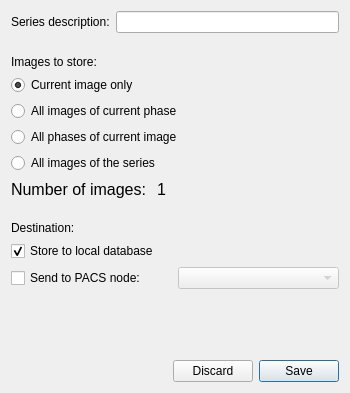
Above: starviewer/src/inputoutput/qexporterbase.ui from starviewer-medical/starviewer before the change. Below: the same form after it.
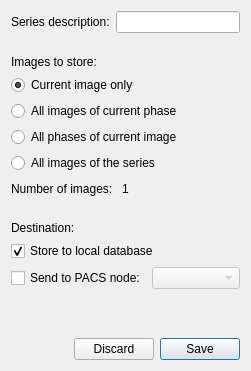
That is the form after the change.

Commit message: BUG: La mida de la lletra era desproporcionada.

The edit to the form file:
```diff
--- a/starviewer/src/inputoutput/qexporterbase.ui
+++ b/starviewer/src/inputoutput/qexporterbase.ui
@@ -6,8 +6,8 @@
    <rect>
     <x>0</x>
     <y>0</y>
-    <width>350</width>
-    <height>393</height>
+    <width>251</width>
+    <height>371</height>
    </rect>
   </property>
   <property name="sizePolicy">
@@ -103,11 +103,6 @@
         <layout class="QHBoxLayout" name="horizontalLayout_2">
          <item>
           <widget class="QLabel" name="label_7">
-           <property name="font">
-            <font>
-             <pointsize>12</pointsize>
-            </font>
-           </property>
            <property name="text">
             <string>Number of images: </string>
            </property>
@@ -115,11 +110,6 @@
          </item>
          <item>
           <widget class="QLabel" name="m_numberOfImagesToStore">
-           <property name="font">
-            <font>
-             <pointsize>12</pointsize>
-            </font>
-           </property>
            <property name="text">
             <string>1</string>
            </property>
```
